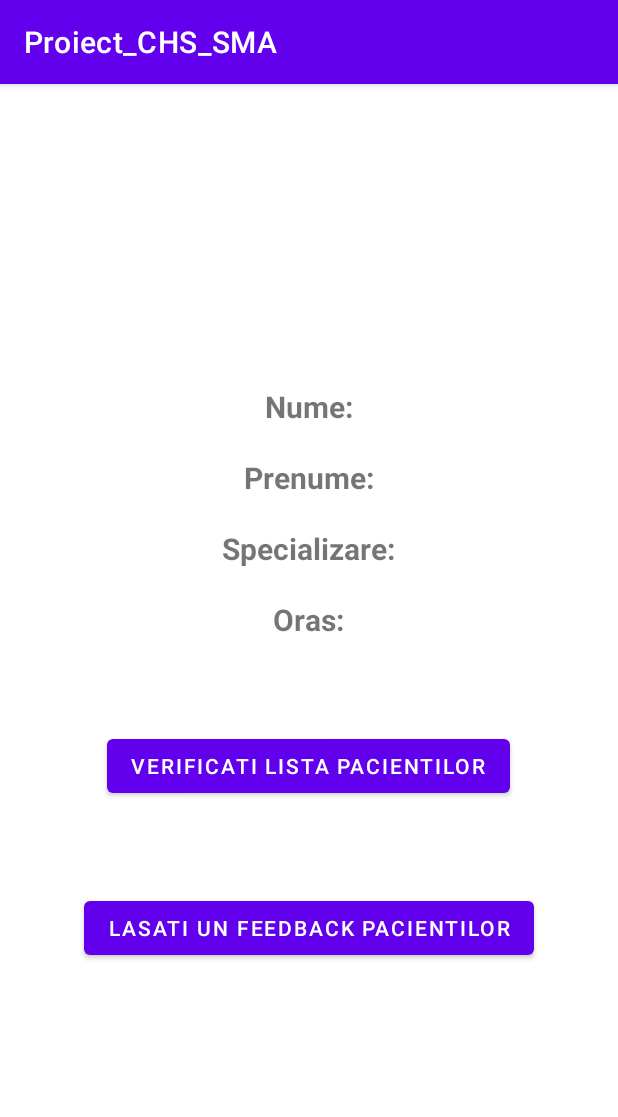
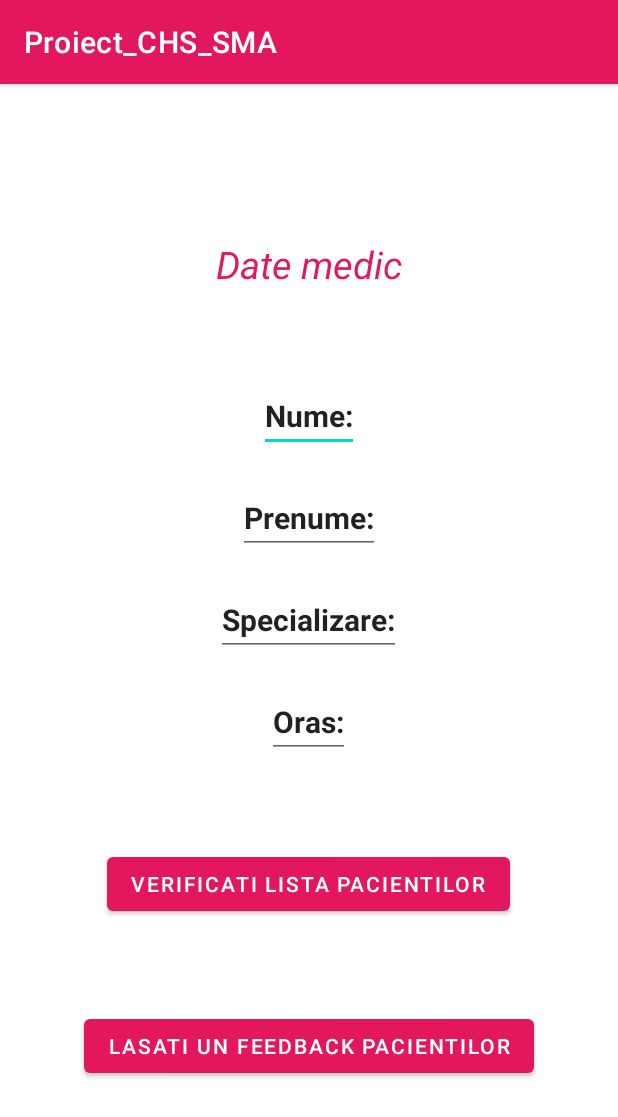
Before and after one commit to ralucaborca/Proiect_CHS_SMA, an Android app: the Doctor_activity screen opened directly, with no data from a screen before it, on a phone screen of 412 x 824 dp. Shown: the top 1117 px of the screen. Run offline under Robolectric (Android 15) with nearby library versions, the phone set to English and light mode, and no system bars; our stand-ins replace Firebase (no records; nobody signed in at launch, a user with empty details on screens opened directly).

Commit message:
Some frontend changes!

```diff
--- a/app/src/main/res/layout/activity_doctor.xml
+++ b/app/src/main/res/layout/activity_doctor.xml
@@ -7,7 +7,16 @@
     android:gravity="center"
     android:orientation="vertical"
     tools:context=".Doctor_activity">
+
     <TextView
+        android:layout_width="wrap_content"
+        android:layout_height="wrap_content"
+        android:text="Date medic"
+        android:textStyle="italic"
+        android:textSize="25dp"
+        android:textColor="@color/purple_200"
+        android:layout_marginBottom="40dp"/>
+    <EditText
         android:layout_width="wrap_content"
         android:layout_height="wrap_content"
         android:layout_marginTop="20dp"
@@ -16,7 +25,7 @@
         android:textSize="20dp"
         android:text="Nume:"
         />
-    <TextView
+    <EditText
         android:layout_width="wrap_content"
         android:layout_height="wrap_content"
         android:layout_marginTop="20dp"
@@ -25,7 +34,7 @@
         android:textSize="20dp"
         android:text="Prenume:"
         />
-    <TextView
+    <EditText
         android:layout_width="wrap_content"
         android:layout_height="wrap_content"
         android:layout_marginTop="20dp"
@@ -34,7 +43,7 @@
         android:textSize="20dp"
         android:text="Specializare:"
         />
-    <TextView
+    <EditText
         android:layout_width="wrap_content"
         android:layout_height="wrap_content"
         android:layout_marginTop="20dp"
--- a/app/src/main/res/values/colors.xml
+++ b/app/src/main/res/values/colors.xml
@@ -1,10 +1,10 @@
 <?xml version="1.0" encoding="utf-8"?>
 <resources>
-    <color name="purple_200">#FFBB86FC</color>
-    <color name="purple_500">#FF6200EE</color>
-    <color name="purple_700">#FF3700B3</color>
+    <color name="purple_200">#E3175D</color>
+    <color name="purple_500">#E3175D</color>
+    <color name="purple_700">#E3175D</color>
     <color name="teal_200">#FF03DAC5</color>
-    <color name="teal_700">#FF018786</color>
+    <color name="teal_700">#E3175D</color>
     <color name="black">#FF000000</color>
     <color name="white">#FFFFFFFF</color>
 </resources>
--- a/app/src/main/res/values/themes.xml
+++ b/app/src/main/res/values/themes.xml
@@ -4,7 +4,7 @@
         <!-- Primary brand color. -->
         <item name="colorPrimary">@color/purple_500</item>
         <item name="colorPrimaryVariant">@color/purple_700</item>
-        <item name="colorOnPrimary">@color/white</item>
+        <item name="colorOnPrimary">@color/design_default_color_surface</item>
         <!-- Secondary brand color. -->
         <item name="colorSecondary">@color/teal_200</item>
         <item name="colorSecondaryVariant">@color/teal_700</item>
```
Also changed, not shown: app/src/main/java/com/example/proiect_chs_sma/LogIn_activity.java (+11 -0 lines), app/src/main/java/com/example/proiect_chs_sma/Register_activity.java (+11 -0 lines), app/src/main/res/layout/activity_log_in.xml (+8 -1 lines), app/src/main/res/layout/activity_pacient.xml (+9 -0 lines), app/src/main/res/layout/activity_register.xml (+8 -1 lines).
